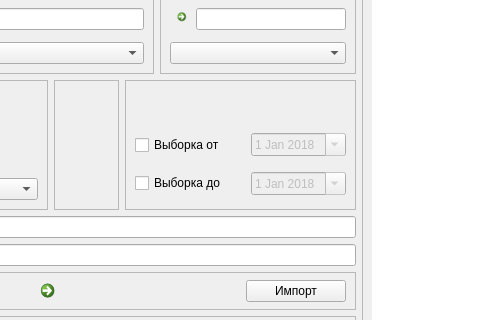
This is move_win_.ui in dekarh/move as Qt 5 draws it before an edit; both pictures show x 255 to 735 and y 95 to 415 of the 1205 by 808 pixel window. The edited form follows.
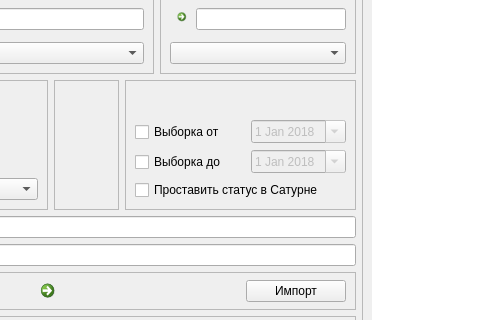
This is the edited form. Icons and pictures are not drawn.

Commit message: Отладил тип указания пола при импорте Добавил импорт статуса "Плохой паспорт" в Сатурн, бэкап данных из БД Сатурна.

What changed in the file:
```diff
--- a/move_win_.ui
+++ b/move_win_.ui
@@ -875,6 +875,25 @@
                  </layout>
                 </widget>
                </item>
+               <item>
+                <widget class="QCheckBox" name="chbSetStatusInSaturn">
+                 <property name="sizePolicy">
+                  <sizepolicy hsizetype="Maximum" vsizetype="Fixed">
+                   <horstretch>0</horstretch>
+                   <verstretch>0</verstretch>
+                  </sizepolicy>
+                 </property>
+                 <property name="minimumSize">
+                  <size>
+                   <width>110</width>
+                   <height>0</height>
+                  </size>
+                 </property>
+                 <property name="text">
+                  <string>Проставить статус в Сатурне</string>
+                 </property>
+                </widget>
+               </item>
               </layout>
              </widget>
             </item>
```
The commit also changes 2 other files.
